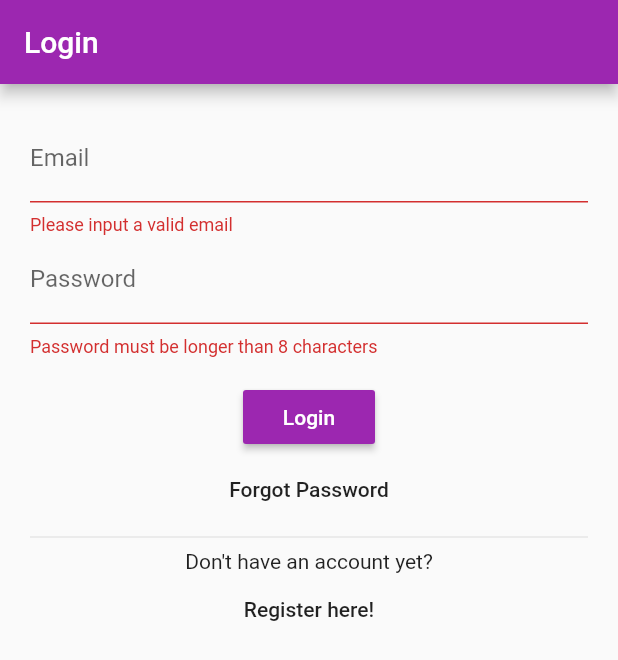
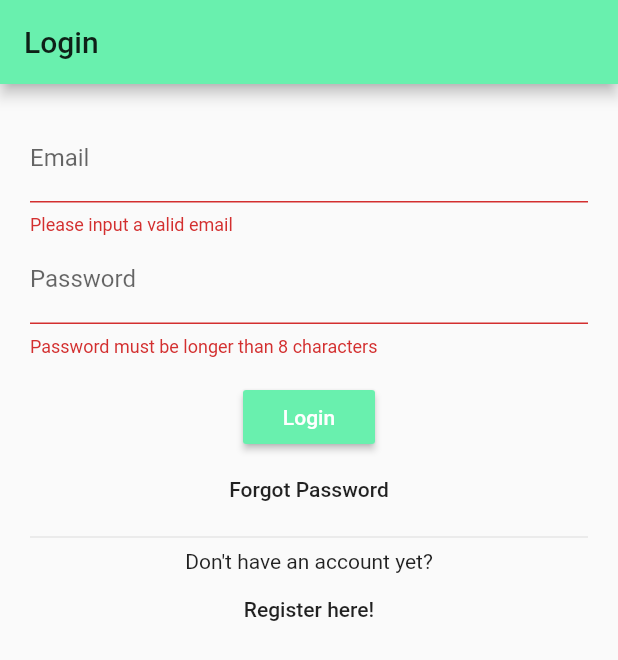
Before and after one commit to JustinH11235/GT-Scheduling-App, a Flutter app: the screen it shows after launch, on a phone screen of 412 x 824 dp. Shown: the top 660 px of the screen. Run offline on Flutter 3.47's test engine with Material 2 defaults, Android fonts, the phone set to English and light mode, and no system bars; our stand-ins replace cloud_firestore, firebase_auth, firebase_messaging, shared_preferences; accounts and stored records are empty.

```diff
--- a/lib/add_courses.dart
+++ b/lib/add_courses.dart
@@ -56,12 +56,11 @@ class _AddCoursesPageState extends State<AddCoursesPage> {
   Widget _getAllCoursesListView() {
     return ListView.builder(
         padding: EdgeInsets.all(16.0),
-        itemCount: Constants.allCourses.length,
+        itemCount: Constants.globalCoursesList.length,
         itemBuilder: (context, i) {
           return Column(children: [
             Divider(),
-            _buildAllCoursesRow(
-                Constants.allCourses[i % Constants.allCourses.length])
+            _buildAllCoursesRow(Constants.globalCoursesList[i])
           ]);
         });
   }
--- a/lib/constants.dart
+++ b/lib/constants.dart
@@ -2,7 +2,7 @@ library constants;
 
 import 'course_info.dart';
 
-final List<CourseInfo> allCourses = [
+final List<CourseInfo> globalCoursesList = [
   CourseInfo(
       name: 'Intro to Computing - CS 1301 - B', crn: 84942, term: 202008),
   CourseInfo(name: 'Accounting I - ACCT 2101 - C', crn: 80774, term: 202008),
--- a/lib/main.dart
+++ b/lib/main.dart
@@ -1,4 +1,3 @@
-import 'package:cloud_firestore/cloud_firestore.dart';
 import 'package:flutter/material.dart';
 import 'register.dart';
 import 'splash.dart';
@@ -8,17 +7,17 @@ import 'add_courses.dart';
 import 'email_verification.dart';
 import 'password_reset.dart';
 
-// TODO: Add Firebase Cloud Messaging to yaml and main.dart and integrate
 void main() => runApp(MyApp());
 
 class MyApp extends StatelessWidget {
-  // This widget is the root of your application.
   @override
   Widget build(BuildContext context) {
     return MaterialApp(
         title: 'GT Scheduler',
         theme: ThemeData(
-          primarySwatch: Colors.purple,
+          primarySwatch: Colors.green,
+          primaryColor: Colors.greenAccent,
+          accentColor: Colors.greenAccent,
           visualDensity: VisualDensity.adaptivePlatformDensity,
         ),
         home: SplashPage(),
--- a/pubspec.yaml
+++ b/pubspec.yaml
@@ -37,6 +37,12 @@ dependencies:
 dev_dependencies:
   flutter_test:
     sdk: flutter
+  flutter_launcher_icons: ^0.8.1
+
+flutter_icons:
+  android: "launcher_icon"
+  ios: false
+  image_path: "assets/icon/icon.png"
 
 # For information on the generic Dart part of this file, see the
 # following page: https://dart.dev/tools/pub/pubspec
```
Also changed, not shown: lib/home.dart (+9 -7 lines), assets/icon/icon.png (added), pubspec.lock, 7 other files.
